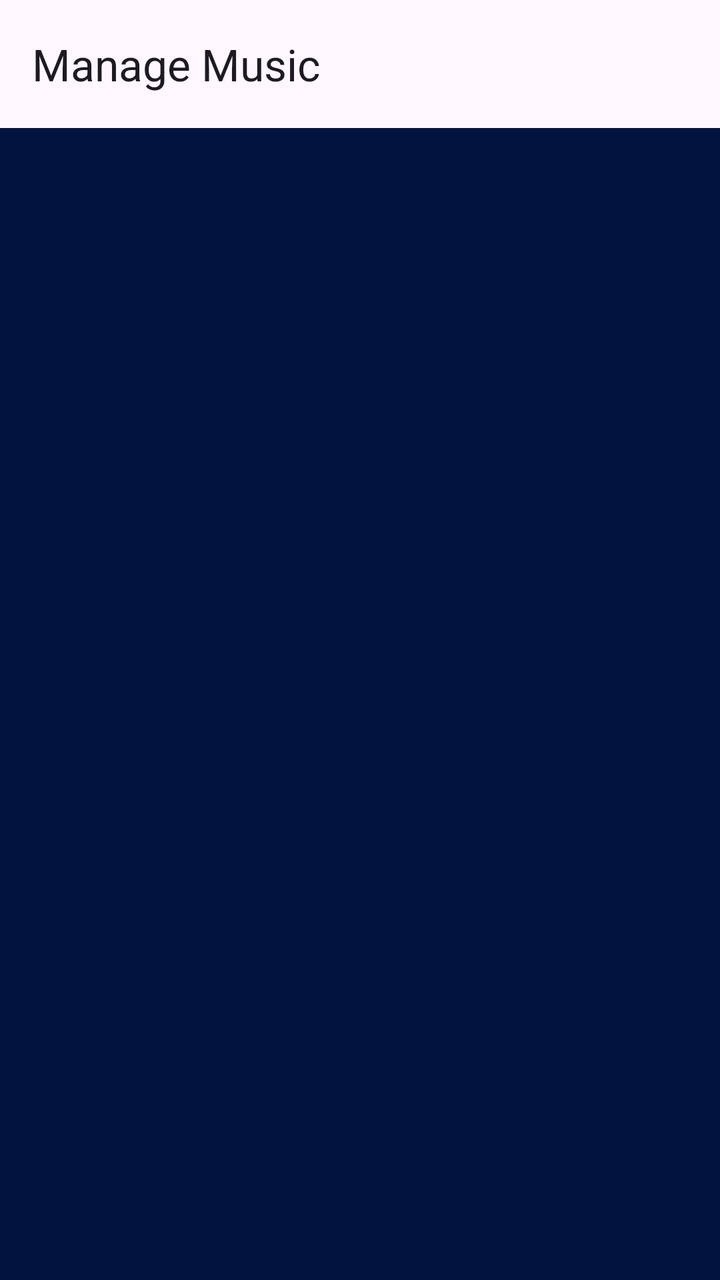
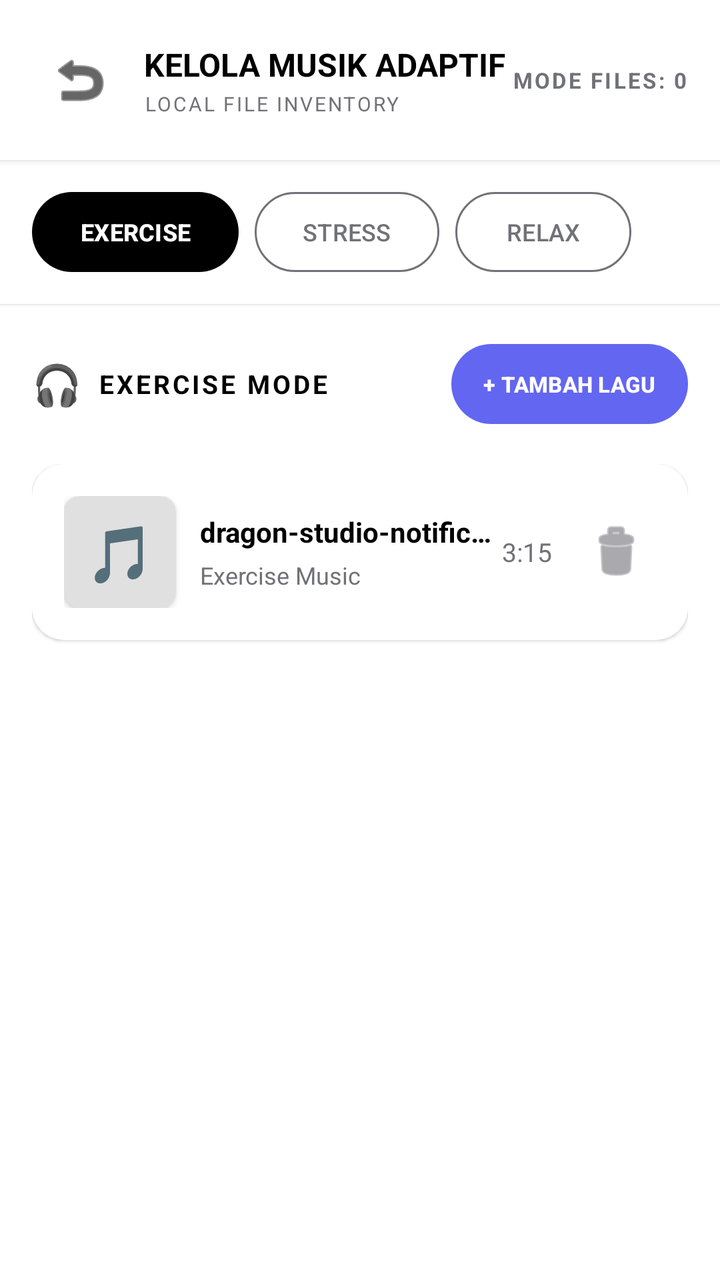

Before-and-after screenshots of an Android layout around one commit, followed by the original layout XML and the change that was made.
<!-- AndroidManifest.xml: application theme Theme.AdaptifyWearOs -->
<!-- res/layout/activity_music_picker.xml -->
<?xml version="1.0" encoding="utf-8"?>
<LinearLayout xmlns:android="http://schemas.android.com/apk/res/android"
    xmlns:app="http://schemas.android.com/apk/res-auto"
    android:layout_width="match_parent"
    android:layout_height="match_parent"
    android:orientation="vertical">

    <com.google.android.material.appbar.MaterialToolbar
        android:id="@+id/toolbar"
        android:layout_width="match_parent"
        android:layout_height="?attr/actionBarSize"
        android:background="?attr/colorSurface"
        app:title="Manage Music"
        app:titleTextColor="?attr/colorOnSurface" />

    <androidx.core.widget.NestedScrollView
        android:layout_width="match_parent"
        android:layout_height="0dp"
        android:layout_weight="1">

        <LinearLayout
            android:id="@+id/llSections"
            android:layout_width="match_parent"
            android:layout_height="wrap_content"
            android:orientation="vertical"
            android:padding="16dp" />

    </androidx.core.widget.NestedScrollView>

</LinearLayout>
<!-- resources referenced by this layout -->
<resources>
  <style name="Theme.AdaptifyWearOs" parent="Base.Theme.AdaptifyWearOs" />
  <style name="Base.Theme.AdaptifyWearOs" parent="Theme.Material3.DayNight.NoActionBar">
          <item name="android:windowBackground">@color/surface_bg</item>
          <item name="android:statusBarColor">@android:color/transparent</item>
          <item name="android:navigationBarColor">@android:color/transparent</item>
          <item name="android:windowDrawsSystemBarBackgrounds">true</item>
          <item name="android:windowLightStatusBar">false</item>
      </style>
  <color name="surface_bg">#011440</color>
</resources>

<!-- the commit's change to res/layout/activity_music_picker.xml (unified diff, before → after) -->
@@ -3,28 +3,278 @@
     xmlns:app="http://schemas.android.com/apk/res-auto"
     android:layout_width="match_parent"
     android:layout_height="match_parent"
-    android:orientation="vertical">
-
-    <com.google.android.material.appbar.MaterialToolbar
-        android:id="@+id/toolbar"
+    android:orientation="vertical"
+    android:background="@color/surface_white">
+
+    
+    <LinearLayout
         android:layout_width="match_parent"
-        android:layout_height="?attr/actionBarSize"
-        android:background="?attr/colorSurface"
-        app:title="Manage Music"
-        app:titleTextColor="?attr/colorOnSurface" />
-
-    <androidx.core.widget.NestedScrollView
+        android:layout_height="wrap_content"
+        android:orientation="horizontal"
+        android:gravity="center_vertical"
+        android:padding="16dp"
+        android:background="@color/surface_white"
+        android:elevation="2dp">
+
+        
+        <ImageButton
+            android:id="@+id/btnBack"
+            android:layout_width="48dp"
+            android:layout_height="48dp"
+            android:src="@android:drawable/ic_menu_revert"
+            android:background="?attr/selectableItemBackgroundBorderless"
+            android:contentDescription="Back"
+            android:tint="@color/text_dark" />
+
+        
+        <LinearLayout
+            android:layout_width="0dp"
+            android:layout_height="wrap_content"
+            android:layout_weight="1"
+            android:orientation="vertical"
+            android:layout_marginStart="8dp">
+
+            <TextView
+                android:layout_width="wrap_content"
+                android:layout_height="wrap_content"
+                android:text="KELOLA MUSIK ADAPTIF"
+                android:textSize="16sp"
+                android:textStyle="bold"
+                android:textColor="@color/text_dark" />
+
+            <TextView
+                android:layout_width="wrap_content"
+                android:layout_height="wrap_content"
+                android:text="LOCAL FILE INVENTORY"
+                android:textSize="10sp"
+                android:textColor="@color/text_gray"
+                android:letterSpacing="0.1"
+                android:layout_marginTop="2dp" />
+        </LinearLayout>
+
+        
+        <TextView
+            android:id="@+id/tvFileCount"
+            android:layout_width="wrap_content"
+            android:layout_height="wrap_content"
+            android:text="MODE FILES: 0"
+            android:textSize="11sp"
+            android:textStyle="bold"
+            android:textColor="@color/text_gray"
+            android:letterSpacing="0.1" />
+    </LinearLayout>
+
+    
+    <HorizontalScrollView
+        android:layout_width="match_parent"
+        android:layout_height="wrap_content"
+        android:scrollbars="none"
+        android:background="@color/surface_white"
+        android:elevation="1dp"
+        android:paddingHorizontal="16dp"
+        android:paddingVertical="12dp">
+
+        <LinearLayout
+            android:layout_width="wrap_content"
+            android:layout_height="wrap_content"
+            android:orientation="horizontal">
+
+            <com.google.android.material.button.MaterialButton
+                android:id="@+id/tabExercise"
+                style="@style/Widget.Material3.Button"
+                android:layout_width="wrap_content"
+                android:layout_height="wrap_content"
+                android:text="EXERCISE"
+                android:textSize="12sp"
+                android:textStyle="bold"
+                android:textColor="@color/surface_white"
+                app:backgroundTint="@color/text_dark"
+                app:cornerRadius="20dp"
+                android:layout_marginEnd="8dp"
+                android:paddingHorizontal="24dp" />
+
+            <com.google.android.material.button.MaterialButton
+                android:id="@+id/tabStress"
+                style="@style/Widget.Material3.Button.OutlinedButton"
+                android:layout_width="wrap_content"
+                android:layout_height="wrap_content"
+                android:text="STRESS"
+                android:textSize="12sp"
+                android:textColor="@color/text_gray"
+                app:cornerRadius="20dp"
+                app:strokeColor="@color/text_gray"
+                android:layout_marginEnd="8dp"
+                android:paddingHorizontal="24dp" />
+
+            <com.google.android.material.button.MaterialButton
+                android:id="@+id/tabRelax"
+                style="@style/Widget.Material3.Button.OutlinedButton"
+                android:layout_width="wrap_content"
+                android:layout_height="wrap_content"
+                android:text="RELAX"
+                android:textSize="12sp"
+                android:textColor="@color/text_gray"
+                app:cornerRadius="20dp"
+                app:strokeColor="@color/text_gray"
+                android:paddingHorizontal="24dp" />
+        </LinearLayout>
+    </HorizontalScrollView>
+
+    
+    <ScrollView
         android:layout_width="match_parent"
         android:layout_height="0dp"
-        android:layout_weight="1">
+        android:layout_weight="1"
+        android:fillViewport="true">
 
         <LinearLayout
-            android:id="@+id/llSections"
             android:layout_width="match_parent"
             android:layout_height="wrap_content"
             android:orientation="vertical"
-            android:padding="16dp" />
-
-    </androidx.core.widget.NestedScrollView>
+            android:padding="16dp">
+
+            
+            <LinearLayout
+                android:layout_width="match_parent"
+                android:layout_height="wrap_content"
+                android:orientation="horizontal"
+                android:gravity="center_vertical"
+                android:layout_marginBottom="16dp">
+
+                <TextView
+                    android:layout_width="wrap_content"
+                    android:layout_height="wrap_content"
+                    android:text="🎧"
+                    android:textSize="20sp"
+                    android:layout_marginEnd="8dp" />
+
+                <TextView
+                    android:id="@+id/tvModeHeader"
+                    android:layout_width="0dp"
+                    android:layout_height="wrap_content"
+                    android:layout_weight="1"
+                    android:text="EXERCISE MODE"
+                    android:textSize="13sp"
+                    android:textStyle="bold"
+                    android:textColor="@color/text_dark"
+                    android:letterSpacing="0.1" />
+
+                
+                <com.google.android.material.button.MaterialButton
+                    android:id="@+id/btnAddMusic"
+                    style="@style/Widget.Material3.Button"
+                    android:layout_width="wrap_content"
+                    android:layout_height="wrap_content"
+                    android:text="+ TAMBAH LAGU"
+                    android:textSize="11sp"
+                    android:textStyle="bold"
+                    android:textColor="@color/surface_white"
+                    app:backgroundTint="@color/accent_purple"
+                    app:cornerRadius="20dp"
+                    android:paddingHorizontal="16dp"
+                    android:paddingVertical="8dp" />
+            </LinearLayout>
+
+            
+            <LinearLayout
+                android:id="@+id/musicListContainer"
+                android:layout_width="match_parent"
+                android:layout_height="wrap_content"
+                android:orientation="vertical">
+
+                
+                <androidx.cardview.widget.CardView
+                    android:layout_width="match_parent"
+                    android:layout_height="wrap_content"
+                    android:layout_marginBottom="12dp"
+                    app:cardCornerRadius="16dp"
+                    app:cardElevation="1dp"
+                    app:cardBackgroundColor="@color/surface_white">
+
+                    <LinearLayout
+                        android:layout_width="match_parent"
+                        android:layout_height="wrap_content"
+                        android:orientation="horizontal"
+                        android:gravity="center_vertical"
+                        android:padding="16dp">
+
+                        
+                        <androidx.cardview.widget.CardView
+                            android:layout_width="56dp"
+                            android:layout_height="56dp"
+                            app:cardCornerRadius="8dp"
+                            app:cardBackgroundColor="#E0E0E0">
+
+                            <TextView
+                                android:layout_width="match_parent"
+                                android:layout_height="match_parent"
+                                android:text="🎵"
+                                android:textSize="28sp"
+                                android:gravity="center" />
+                        </androidx.cardview.widget.CardView>
+
+                        
+                        <LinearLayout
+                            android:layout_width="0dp"
+                            android:layout_height="wrap_content"
+                            android:layout_weight="1"
+                            android:orientation="vertical"
+                            android:layout_marginStart="12dp">
+
+                            <TextView
+                                android:layout_width="match_parent"
+                                android:layout_height="wrap_content"
+                                android:text="dragon-studio-notification-s..."
+                                android:textSize="14sp"
+                                android:textStyle="bold"
+                                android:textColor="@color/text_dark"
+                                android:ellipsize="end"
+                                android:maxLines="1" />
+
+                            <TextView
+                                android:layout_width="wrap_content"
+                                android:layout_height="wrap_content"
+                                android:text="Exercise Music"
+                                android:textSize="12sp"
+                                android:textColor="@color/text_gray"
+                                android:layout_marginTop="4dp" />
+                        </LinearLayout>
+
+                        
+                        <TextView
+                            android:layout_width="wrap_content"
+                            android:layout_height="wrap_content"
+                            android:text="3:15"
+                            android:textSize="13sp"
+                            android:textColor="@color/text_gray"
+                            android:layout_marginEnd="12dp" />
+
+                        
+                        <ImageButton
+                            android:layout_width="40dp"
+                            android:layout_height="40dp"
+                            android:src="@android:drawable/ic_menu_delete"
+                            android:background="?attr/selectableItemBackgroundBorderless"
+                            android:contentDescription="Delete"
+                            android:tint="@color/text_gray" />
+                    </LinearLayout>
+                </androidx.cardview.widget.CardView>
+
+                
+                <TextView
+                    android:id="@+id/tvEmptyState"
+                    android:layout_width="match_parent"
+                    android:layout_height="wrap_content"
+                    android:text="Belum ada musik untuk mode ini.\nTap '+ TAMBAH LAGU' untuk menambahkan."
+                    android:textSize="13sp"
+                    android:textColor="@color/text_gray"
+                    android:gravity="center"
+                    android:padding="32dp"
+                    android:visibility="gone" />
+
+            </LinearLayout>
+
+        </LinearLayout>
+    </ScrollView>
 
 </LinearLayout>
<!-- resource entries referenced after the edit -->
@@ -1,5 +1,9 @@
 <!-- resources referenced by this layout -->
 <resources>
+  <color name="accent_purple">#6366F1</color>
+  <color name="surface_white">#FFFFFF</color>
+  <color name="text_dark">#000000</color>
+  <color name="text_gray">#717178</color>
   <style name="Theme.AdaptifyWearOs" parent="Base.Theme.AdaptifyWearOs" />
   <style name="Base.Theme.AdaptifyWearOs" parent="Theme.Material3.DayNight.NoActionBar">
           <item name="android:windowBackground">@color/surface_bg</item>
